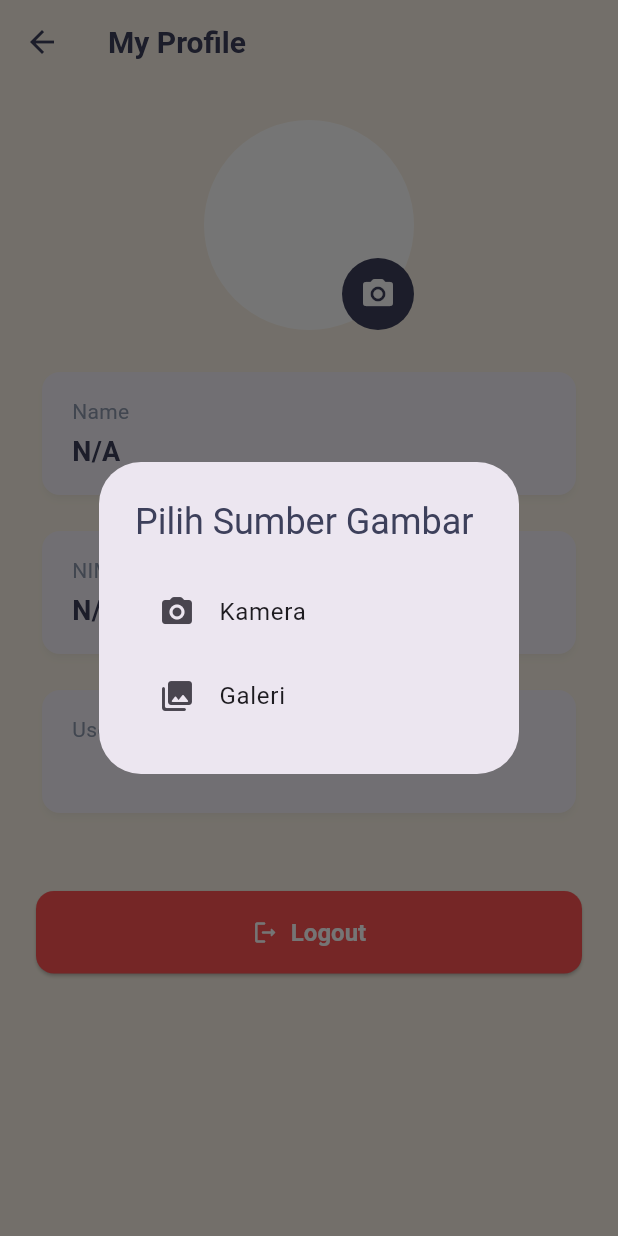
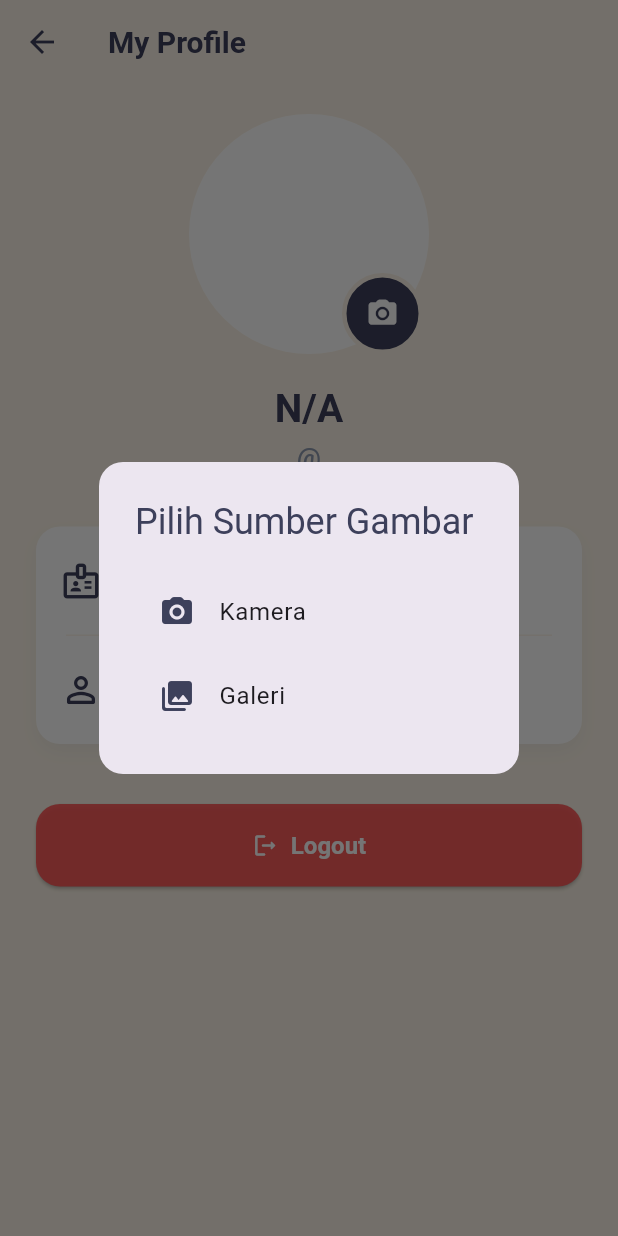
Before and after one commit to Fendyra/124230010-Latihan-Responsi-Prak-Mobile, a Flutter app: the ProfilePage screen opened directly, after a tap on the "camera alt" icon, on a phone screen of 412 x 824 dp. Run offline on Flutter 3.47's test engine with Material 3 defaults, Android fonts, the phone set to English and light mode, and no system bars; our stand-ins replace hive_flutter, image_picker, shared_preferences, youtube_player_flutter; accounts and stored records are empty; Roboto replaces fonts that are missing (Poppins).

Commit message:
Update UI Profile

```diff
--- a/lib/pages/profile_page.dart
+++ b/lib/pages/profile_page.dart
@@ -52,19 +52,20 @@ class _ProfilePageState extends State<ProfilePage> {
       context: context,
       builder: (BuildContext context) {
         return AlertDialog(
+          shape: RoundedRectangleBorder(borderRadius: BorderRadius.circular(16)),
           title: const Text('Pilih Sumber Gambar'),
           content: Column(
             mainAxisSize: MainAxisSize.min,
             children: <Widget>[
               ListTile(
-                leading: const Icon(Icons.camera_alt_rounded),
+                leading: const Icon(Icons.camera_alt_rounded, color: OtsuColor.primary),
                 title: const Text('Kamera'),
                 onTap: () {
                   Navigator.of(context).pop(ImageSource.camera);
                 },
               ),
               ListTile(
-                leading: const Icon(Icons.photo_library_rounded),
+                leading: const Icon(Icons.photo_library_rounded, color: OtsuColor.primary),
                 title: const Text('Galeri'),
                 onTap: () {
                   Navigator.of(context).pop(ImageSource.gallery);
@@ -135,15 +136,16 @@ class _ProfilePageState extends State<ProfilePage> {
       body: _isLoading
           ? const Center(child: CircularProgressIndicator())
           : SingleChildScrollView(
-              padding: const EdgeInsets.all(24.0),
+              padding: const EdgeInsets.symmetric(horizontal: 24.0),
               child: Center(
                 child: Column(
                   crossAxisAlignment: CrossAxisAlignment.center,
                   children: [
+                    const SizedBox(height: 20),
                     Stack(
                       children: [
                         CircleAvatar(
-                          radius: 70,
+                          radius: 80,
                           backgroundColor: OtsuColor.surface,
                           backgroundImage: _photoPath != null
                               ? FileImage(File(_photoPath!))
@@ -151,47 +153,98 @@ class _ProfilePageState extends State<ProfilePage> {
                           child: _photoPath == null
                               ? const Icon(
                                   Icons.person_rounded,
-                                  size: 70,
+                                  size: 80,
                                   color: OtsuColor.grey,
                                 )
                               : null,
                         ),
                         Positioned(
                           bottom: 0,
-                          right: 0,
+                          right: 4,
                           child: Container(
                             decoration: BoxDecoration(
                               color: OtsuColor.primary,
-                              borderRadius: BorderRadius.circular(30)
+                              shape: BoxShape.circle,
+                              border: Border.all(color: OtsuColor.background, width: 3)
                             ),
                             child: IconButton(
-                              icon: const Icon(Icons.camera_alt_rounded, color: Colors.white, size: 24,),
+                              icon: const Icon(
+                                Icons.camera_alt_rounded,
+                                color: Colors.white,
+                                size: 22,
+                              ),
                               onPressed: _showImageSourceDialog,
                             ),
                           ),
                         ),
                       ],
                     ),
-                    const SizedBox(height: 24),
+                    const SizedBox(height: 20),
+                    Text(
+                      _name ?? 'N/A',
+                      textAlign: TextAlign.center,
+                      style: Theme.of(context).textTheme.displaySmall?.copyWith(
+                            fontWeight: FontWeight.bold,
+                            color: OtsuColor.primary,
+                            fontSize: 26
+                          ),
+                    ),
+                    const SizedBox(height: 4),
+                    Text(
+                      '@${_username ?? 'N/A'}',
+                      textAlign: TextAlign.center,
+                      style: Theme.of(context).textTheme.titleMedium?.copyWith(
+                            color: OtsuColor.grey,
+                            fontSize: 18
+                          ),
+                    ),
+                    const SizedBox(height: 32),
 
-                    _buildProfileInfo("Name", _name ?? 'N/A'),
-                    const SizedBox(height: 16),
-                    _buildProfileInfo("NIM", _nim ?? 'N/A'),
-                    const SizedBox(height: 16),
-                    _buildProfileInfo("Username", _username ?? 'N/A'),
+                    Container(
+                      decoration: BoxDecoration(
+                        color: OtsuColor.surface,
+                        borderRadius: BorderRadius.circular(16),
+                        boxShadow: [
+                          BoxShadow(
+                            color: OtsuColor.grey.withOpacity(0.1),
+                            blurRadius: 10,
+                            offset: const Offset(0, 5),
+                          ),
+                        ],
+                      ),
+                      child: Column(
+                        children: [
+                          _buildInfoTile(
+                            Icons.badge_outlined,
+                            "NIM",
+                            _nim ?? 'N/A',
+                          ),
+                          Divider(color: OtsuColor.background.withOpacity(0.8), height: 1, indent: 20, endIndent: 20),
+                          _buildInfoTile(
+                            Icons.person_outline_rounded,
+                            "Full Name",
+                            _name ?? 'N/A',
+                          ),
+                        ],
+                      ),
+                    ),
 
-                    const SizedBox(height: 48),
+                    const SizedBox(height: 40),
 
                     ElevatedButton.icon(
                       onPressed: () => _logout(context),
                       icon: const Icon(Icons.logout_rounded),
                       label: const Text('Logout'),
                       style: ElevatedButton.styleFrom(
-                        backgroundColor: Colors.redAccent,
+                          backgroundColor: Colors.redAccent.withOpacity(0.9),
                           foregroundColor: Colors.white,
-                        minimumSize: const Size(double.infinity, 50)
+                          minimumSize: const Size(double.infinity, 54),
+                          shape: RoundedRectangleBorder(
+                            borderRadius: BorderRadius.circular(16)
+                          )
                       ),
                     ),
+                    const SizedBox(height: 20),
                   ],
                 ),
               ),
@@ -199,36 +252,19 @@ class _ProfilePageState extends State<ProfilePage> {
     );
   }
 
-  Widget _buildProfileInfo(String label, String value) {
-    return Card(
-      elevation: 2,
-      shadowColor: OtsuColor.grey.withOpacity(0.1),
-      shape: RoundedRectangleBorder(
-        borderRadius: BorderRadius.circular(12.0),
+  Widget _buildInfoTile(IconData icon, String title, String subtitle) {
+    return ListTile(
+      leading: Icon(icon, color: OtsuColor.primary, size: 28),
+      title: Text(
+        title,
+        style: const TextStyle(color: OtsuColor.grey, fontSize: 14),
       ),
-      child: Container(
-        padding: const EdgeInsets.symmetric(horizontal: 20, vertical: 16),
-        width: double.infinity,
-        child: Column(
-          crossAxisAlignment: CrossAxisAlignment.start,
-          children: [
-            Text(
-              label,
-              style: const TextStyle(
-                color: OtsuColor.grey,
-                fontSize: 14,
-              ),
-            ),
-            const SizedBox(height: 4),
-            Text(
-              value,
+      subtitle: Text(
+        subtitle,
         style: const TextStyle(
           color: OtsuColor.primary,
           fontSize: 18,
-                fontWeight: FontWeight.bold,
-              ),
-            ),
-          ],
+          fontWeight: FontWeight.w600,
         ),
       ),
     );
```
Lines whose indentation alone changed are shown as unchanged.
